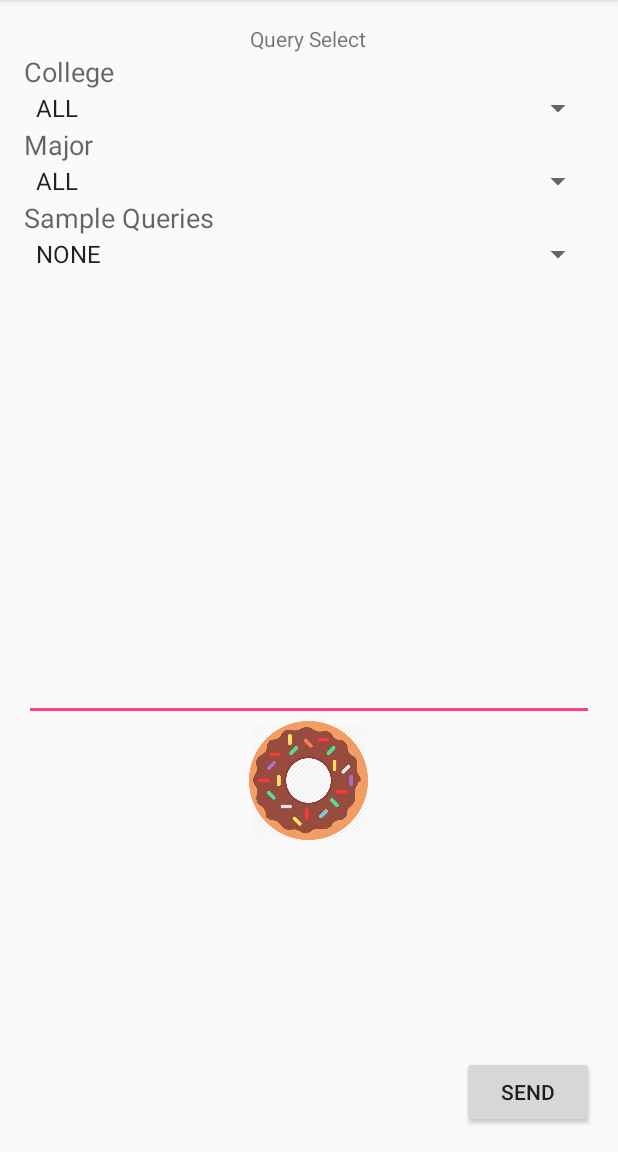
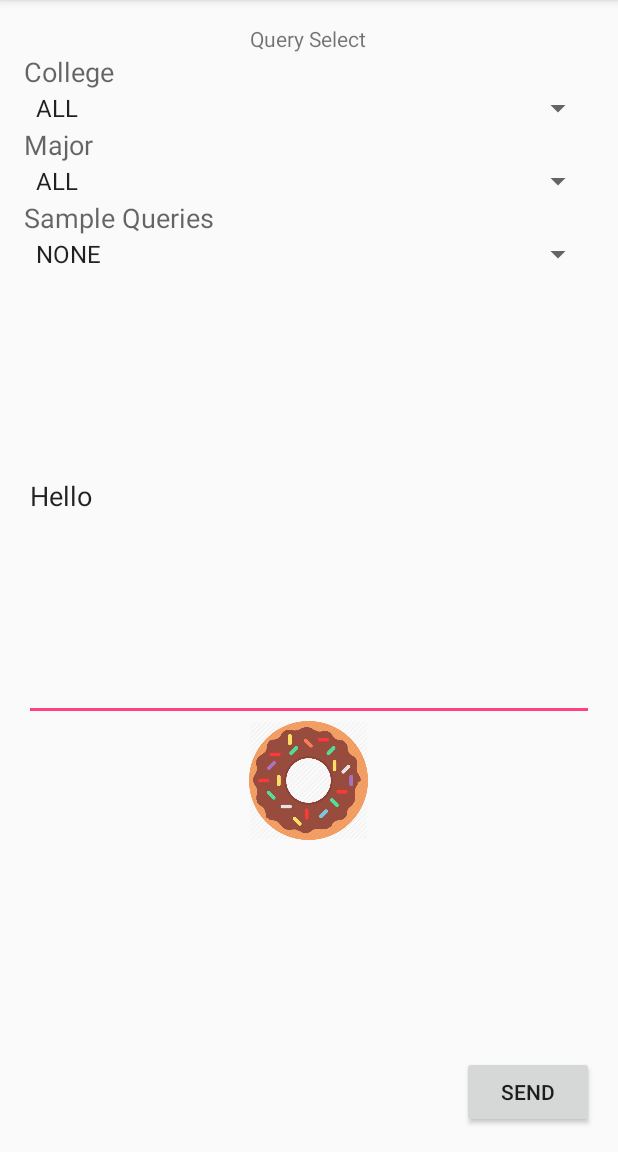
Before and after one commit to MalkyKaren/BetterDatabase, an Android app: the screen it shows after launch (MainActivity), on a phone screen of 412 x 824 dp, the part 84-1236 px from its top. Run offline under Robolectric (Android 15) with nearby library versions, the phone set to English and light mode, and no system bars.

Commit message:
Almost Finished
TODO SQL

```diff
--- a/app/src/main/java/com/example/camasok/betterdatabase/MainActivity.java
+++ b/app/src/main/java/com/example/camasok/betterdatabase/MainActivity.java
@@ -10,20 +10,22 @@ import android.database.sqlite.*;
 
 import java.sql.SQLException;
 
-public class MainActivity extends AppCompatActivity /* implements onClickListener */ {
+public class MainActivity extends AppCompatActivity {
 
     @Override
     protected void onCreate(Bundle savedInstanceState) {
         super.onCreate(savedInstanceState);
+
+        setContentView(R.layout.activity_main);
         findViews();
-        setContentView(R.layout.activity_main);
 
-       DataBaseHelper database = new DataBaseHelper(getApplicationContext());
-        SQLiteDatabase db = database.getReadableDatabase();
     }
+
+
 
     private Spinner spinner1;
     private Spinner spinner2;
+    private Spinner spinner3;
     private Button buttonQuery;
     public String querySelect = "SELECT Student.FName, Student.LName, Student.Phone_Number";
     public String queryFrom = "FROM Student ";
@@ -31,6 +33,7 @@ public class MainActivity extends AppCompatActivity /* implements onClickListene
     public String queryWhere = "WHERE ";
     public String queryWAddon = "";
     private EditText editText;
+
 
 
     /**
@@ -42,26 +45,18 @@ public class MainActivity extends AppCompatActivity /* implements onClickListene
     private void findViews() {
         spinner1 = (Spinner)findViewById( R.id.spinner1 );
         spinner2 = (Spinner)findViewById( R.id.spinner2 );
+        spinner3 = (Spinner)findViewById( R.id.spinner3 );
         editText = (EditText)findViewById( R.id.editText );
         buttonQuery = (Button)findViewById( R.id.buttonQuery );
-
-      //  buttonQuery.setOnClickListener(this);
+        editText.setText(new String("Hello"));
     }
 
-    /**
-     * Handle button click events<br />
-     * <br />
-     * Auto-created on 2016-04-06 14:31:59 by Android Layout Finder
-     * (http://www.buzzingandroid.com/tools/android-layout-finder)
-     */
-/*
-    public void onClick(View v) {
-        if ( v == buttonQuery ) {
-            editText.setText("Hello again!");
-
-        }
-    } */
-
+    public void query(View view)
+    {
+        DataBaseHelper database = new DataBaseHelper(getApplicationContext());
+        SQLiteDatabase db = database.getReadableDatabase();
+       db.execSQL("SELECT * FROM Student;");
+    }
 
 
 }
--- a/app/src/main/res/layout/activity_main.xml
+++ b/app/src/main/res/layout/activity_main.xml
@@ -59,7 +59,7 @@
         <Spinner
             android:layout_width="match_parent"
             android:layout_height="wrap_content"
-            android:id="@+id/spinner"
+            android:id="@+id/spinner3"
             android:entries="@array/ExtraQueries" />
 
         <EditText
@@ -88,5 +88,6 @@
         android:layout_alignParentLeft="true"
         android:layout_alignParentStart="true"
         android:layout_marginLeft="292dp"
-        android:layout_marginStart="292dp" />
+        android:layout_marginStart="292dp"
+        android:onClick="query" />
 </RelativeLayout>
```
